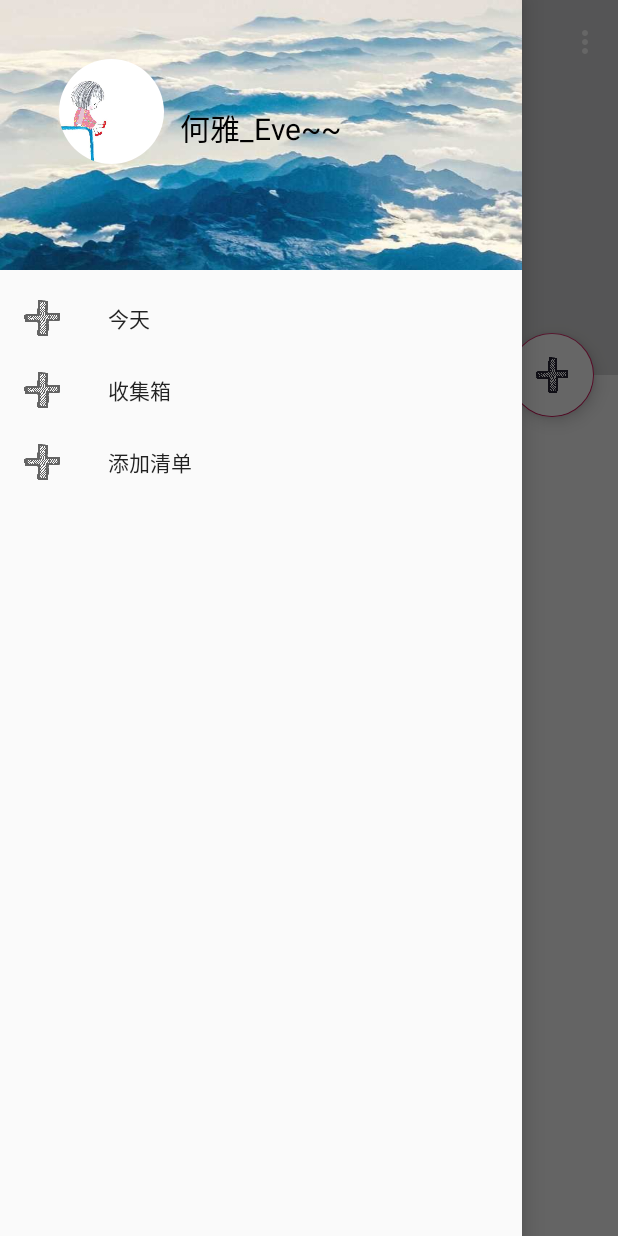
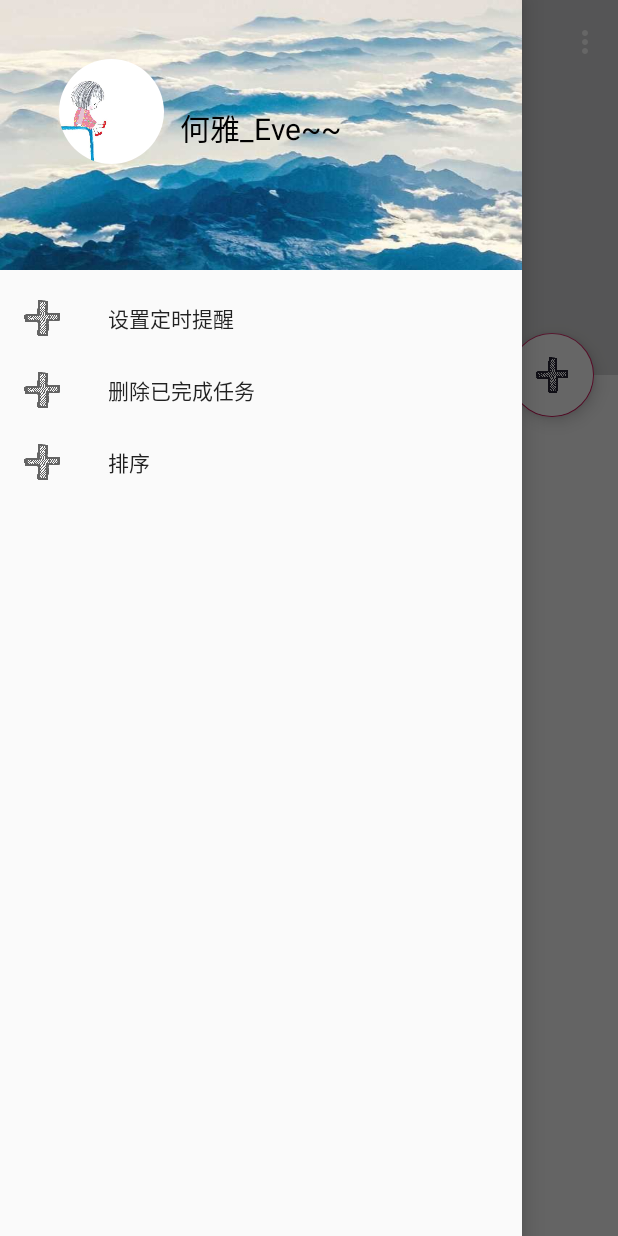
Before and after one commit to Heya30/todolist1, an Android app: the screen it shows after launch (MainActivity), with the side drawer open, on a phone screen of 412 x 824 dp. Run offline under Robolectric (Android 15) with nearby library versions, the phone set to English and light mode, and no system bars; our stand-ins replace CircleImageView; libraries missing offline, so code that uses them is left out: org.litepal, org.litepal.crud; 2 statements that could not run were skipped.

Commit message:
Update nav_menu.xml

```diff
--- a/app/src/main/res/menu/nav_menu.xml
+++ b/app/src/main/res/menu/nav_menu.xml
@@ -2,17 +2,17 @@
 <menu xmlns:android="http://schemas.android.com/apk/res/android">
     <group android:checkableBehavior="single">
         <item
-            android:title="今天"
+            android:title="设置定时提醒"
             android:id="@+id/first"
             android:icon="@mipmap/add"/>
 
         <item
-            android:title="收集箱"
+            android:title="删除已完成任务"
             android:id="@+id/second"
             android:icon="@mipmap/add"/>
 
         <item
-            android:title="添加清单"
+            android:title="排序"
             android:id="@+id/third"
             android:icon="@mipmap/add"/>
     </group>
```
